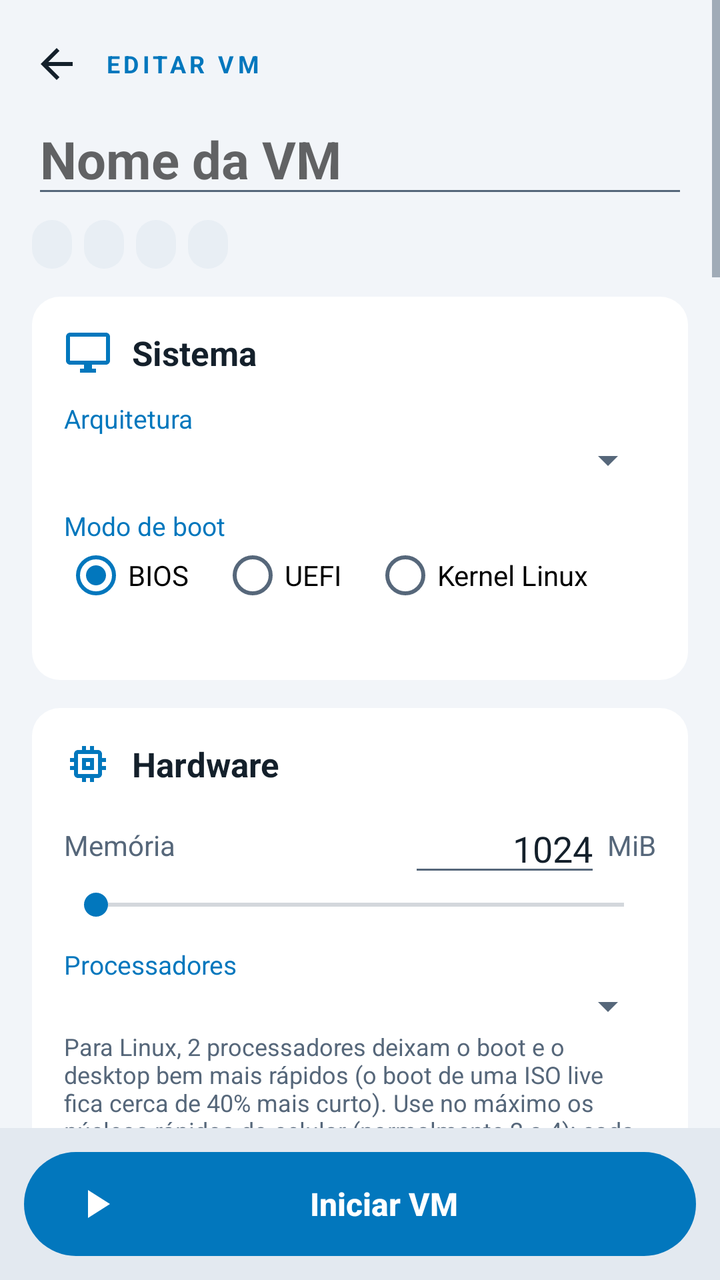
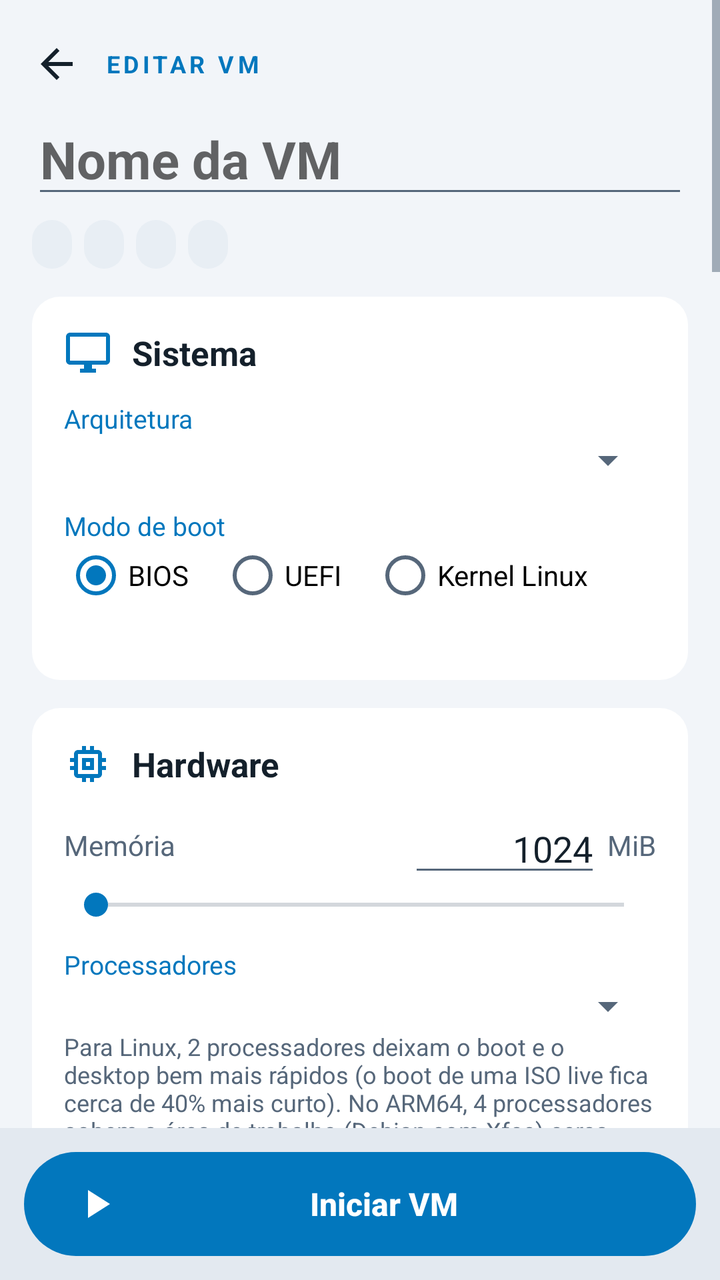

The first picture is an Android layout as it rendered before a commit; the second is the same layout after the commit. The layout source and the unified diff follow.
<!-- AndroidManifest.xml: application theme Theme.MultiVM -->
<!-- res/layout/activity_main.xml -->
<?xml version="1.0" encoding="utf-8"?>
<LinearLayout xmlns:android="http://schemas.android.com/apk/res/android"
    android:layout_width="match_parent"
    android:layout_height="match_parent"
    android:orientation="vertical">

    <ScrollView
        android:layout_width="match_parent"
        android:layout_height="0dp"
        android:layout_weight="1"
        android:fillViewport="true">

        <LinearLayout
            android:layout_width="match_parent"
            android:layout_height="wrap_content"
            android:orientation="vertical"
            android:paddingStart="16dp"
            android:paddingTop="12dp"
            android:paddingEnd="16dp"
            android:paddingBottom="16dp">

            
            <LinearLayout
                android:layout_width="match_parent"
                android:layout_height="wrap_content"
                android:gravity="center_vertical"
                android:orientation="horizontal">

                <ImageButton
                    android:id="@+id/back"
                    android:layout_width="40dp"
                    android:layout_height="40dp"
                    android:layout_marginStart="-8dp"
                    android:background="@drawable/round_btn_bg"
                    android:contentDescription="Voltar"
                    android:src="@drawable/ic_back"
                    android:tint="@color/text" />

                <TextView
                    android:layout_width="wrap_content"
                    android:layout_height="wrap_content"
                    android:layout_marginStart="4dp"
                    android:letterSpacing="0.15"
                    android:text="EDITAR VM"
                    android:textColor="@color/accent"
                    android:textSize="12sp"
                    android:textStyle="bold" />
            </LinearLayout>

            <EditText
                android:id="@+id/title"
                android:layout_width="match_parent"
                android:layout_height="wrap_content"
                android:hint="Nome da VM"
                android:inputType="textCapSentences"
                android:singleLine="true"
                android:textColor="@color/text"
                android:textSize="26sp"
                android:textStyle="bold" />

            <HorizontalScrollView
                android:layout_width="match_parent"
                android:layout_height="wrap_content"
                android:layout_marginTop="6dp"
                android:scrollbars="none">

                <LinearLayout
                    android:layout_width="wrap_content"
                    android:layout_height="wrap_content"
                    android:orientation="horizontal">

                    <TextView android:id="@+id/chipArch" style="@style/Chip" />
                    <TextView android:id="@+id/chipRam" style="@style/Chip" />
                    <TextView android:id="@+id/chipMode" style="@style/Chip" />
                    <TextView android:id="@+id/chipMedia" style="@style/Chip" />
                </LinearLayout>
            </HorizontalScrollView>

            
            <LinearLayout style="@style/Card">

                <TextView
                    style="@style/CardTitle"
                    android:drawableStart="@drawable/ic_monitor"
                    android:text="Sistema" />

                <TextView
                    style="@style/Label"
                    android:text="Arquitetura" />

                <Spinner
                    android:id="@+id/arch"
                    android:layout_width="match_parent"
                    android:layout_height="wrap_content" />

                <TextView
                    style="@style/Label"
                    android:text="Modo de boot" />

                <RadioGroup
                    android:id="@+id/bootMode"
                    android:layout_width="match_parent"
                    android:layout_height="wrap_content"
                    android:orientation="horizontal">

                    <RadioButton
                        android:id="@+id/modeBios"
                        android:layout_width="wrap_content"
                        android:layout_height="wrap_content"
                        android:checked="true"
                        android:text="BIOS" />

                    <RadioButton
                        android:id="@+id/modeUefi"
                        android:layout_width="wrap_content"
                        android:layout_height="wrap_content"
                        android:layout_marginStart="16dp"
                        android:text="UEFI" />

                    <RadioButton
                        android:id="@+id/modeKernel"
                        android:layout_width="wrap_content"
                        android:layout_height="wrap_content"
                        android:layout_marginStart="16dp"
                        android:text="Kernel Linux" />
                </RadioGroup>

                <TextView
                    android:id="@+id/archHelp"
                    style="@style/WizHelp"
                    android:textSize="12sp" />
            </LinearLayout>

            
            <LinearLayout style="@style/Card">

                <TextView
                    style="@style/CardTitle"
                    android:drawableStart="@drawable/ic_memory"
                    android:text="Hardware" />

                <LinearLayout
                    android:layout_width="match_parent"
                    android:layout_height="wrap_content"
                    android:layout_marginTop="8dp"
                    android:gravity="center_vertical"
                    android:orientation="horizontal">

                    <TextView
                        android:layout_width="0dp"
                        android:layout_height="wrap_content"
                        android:layout_weight="1"
                        android:text="Memória"
                        android:textColor="@color/text2" />

                    <EditText
                        android:id="@+id/ram"
                        android:layout_width="96dp"
                        android:layout_height="wrap_content"
                        android:gravity="end"
                        android:inputType="number"
                        android:text="1024" />

                    <TextView
                        android:layout_width="wrap_content"
                        android:layout_height="wrap_content"
                        android:text=" MiB"
                        android:textColor="@color/text2" />
                </LinearLayout>

                <SeekBar
                    android:id="@+id/ramBar"
                    android:layout_width="match_parent"
                    android:layout_height="wrap_content" />

                <TextView
                    android:id="@+id/ramHelp"
                    android:layout_width="match_parent"
                    android:layout_height="wrap_content"
                    android:textColor="@color/warn"
                    android:textSize="12sp"
                    android:visibility="gone" />

                <LinearLayout
                    android:id="@+id/cpuBox"
                    android:layout_width="match_parent"
                    android:layout_height="wrap_content"
                    android:orientation="vertical">

                    <TextView
                        style="@style/Label"
                        android:text="Processadores" />

                    <Spinner
                        android:id="@+id/cpus"
                        android:layout_width="match_parent"
                        android:layout_height="wrap_content" />

                    <TextView
                        android:layout_width="match_parent"
                        android:layout_height="wrap_content"
                        android:text="Para Linux, 2 processadores deixam o boot e o desktop bem mais rápidos (o boot de uma ISO live fica cerca de 40% mais curto). Use no máximo os núcleos rápidos do celular (normalmente 2 a 4); cada processador a mais deixa cada um um pouco mais lento, então para um programa só, 1 é melhor. Dica: uma ISO live descomprime o sistema a cada boot; instalado num disco virtual, o mesmo Linux inicia até 2,5 vezes mais rápido. Sistemas instalados com 1 processador (como o Windows XP) continuam usando 1."
                        android:textColor="@color/text2"
                        android:textSize="12sp" />
                </LinearLayout>

                <TextView
                    style="@style/Label"
                    android:text="Relógio (RTC)" />

                <Spinner
                    android:id="@+id/rtcMode"
                    android:layout_width="match_parent"
                    android:layout_height="wrap_content" />

                <EditText
                    android:id="@+id/rtcDate"
                    android:layout_width="match_parent"
                    android:layout_height="wrap_content"
                    android:fontFamily="monospace"
                    android:hint="AAAA-MM-DD HH:MM"
                    android:inputType="datetime" />
            </LinearLayout>

            
            <LinearLayout style="@style/Card">

                <TextView
                    style="@style/CardTitle"
                    android:drawableStart="@drawable/ic_hdd"
                    android:text="Armazenamento" />

                <com.multivm.app.MediaListView
                    android:id="@+id/mlDisks"
                    android:layout_width="match_parent"
                    android:layout_height="wrap_content" />

                <com.multivm.app.MediaListView
                    android:id="@+id/mlCds"
                    android:layout_width="match_parent"
                    android:layout_height="wrap_content" />

                <com.multivm.app.MediaListView
                    android:id="@+id/mlFloppies"
                    android:layout_width="match_parent"
                    android:layout_height="wrap_content" />

                <LinearLayout
                    android:id="@+id/ctrlGroup"
                    android:layout_width="match_parent"
                    android:layout_height="wrap_content"
                    android:orientation="vertical">

                    <TextView
                        style="@style/Label"
                        android:layout_marginTop="16dp"
                        android:text="Controlador" />

                    <RadioGroup
                        android:layout_width="match_parent"
                        android:layout_height="wrap_content"
                        android:orientation="horizontal">

                        <RadioButton
                            android:id="@+id/ide"
                            android:layout_width="wrap_content"
                            android:layout_height="wrap_content"
                            android:checked="true"
                            android:text="IDE" />

                        <RadioButton
                            android:id="@+id/sata"
                            android:layout_width="wrap_content"
                            android:layout_height="wrap_content"
                            android:layout_marginStart="16dp"
                            android:text="SATA/AHCI" />

                        <RadioButton
                            android:id="@+id/virtioCtrl"
                            android:layout_width="wrap_content"
                            android:layout_height="wrap_content"
                            android:layout_marginStart="16dp"
                            android:text="virtio" />
                    </RadioGroup>

                    <TextView
                        android:id="@+id/ctrlHelp"
                        style="@style/WizHelp"
                        android:textSize="12sp" />
                </LinearLayout>
            </LinearLayout>

            
            <LinearLayout style="@style/Card">

                <TextView
                    style="@style/CardTitle"
                    android:drawableStart="@drawable/ic_boot"
                    android:text="Inicialização" />

                
                <LinearLayout
                    android:id="@+id/biosGroup"
                    android:layout_width="match_parent"
                    android:layout_height="wrap_content"
                    android:orientation="vertical">

                    <TextView
                        style="@style/Label"
                        android:text="Ordem de boot" />

                    <Spinner
                        android:id="@+id/bootOrder"
                        android:layout_width="match_parent"
                        android:layout_height="wrap_content" />
                </LinearLayout>

                
                <LinearLayout
                    android:id="@+id/kernelGroup"
                    android:layout_width="match_parent"
                    android:layout_height="wrap_content"
                    android:orientation="vertical">

                    <TextView
                        style="@style/Label"
                        android:text="Kernel" />

                    <LinearLayout style="@style/FileRow">
                        <TextView android:id="@+id/kernelName" style="@style/FileName" />
                        <Button android:id="@+id/kernelPick" style="@style/SmallButton" android:text="Escolher" />
                        <Button android:id="@+id/kernelClear" style="@style/SmallButton" android:text="✕" />
                    </LinearLayout>

                    <TextView
                        style="@style/Label"
                        android:text="Initrd (opcional)" />

                    <LinearLayout style="@style/FileRow">
                        <TextView android:id="@+id/initrdName" style="@style/FileName" />
                        <Button android:id="@+id/initrdPick" style="@style/SmallButton" android:text="Escolher" />
                        <Button android:id="@+id/initrdClear" style="@style/SmallButton" android:text="✕" />
                    </LinearLayout>

                    <TextView
                        style="@style/Label"
                        android:text="Linha de comando (vazio = console padrão)" />

                    <EditText
                        android:id="@+id/cmdline"
                        android:layout_width="match_parent"
                        android:layout_height="wrap_content"
                        android:fontFamily="monospace"
                        android:hint="console=ttyS0"
                        android:inputType="text" />

                    <TextView
                        style="@style/Label"
                        android:text="Parâmetros rápidos (toque para ligar/desligar)" />

                    <HorizontalScrollView
                        android:layout_width="match_parent"
                        android:layout_height="wrap_content"
                        android:layout_marginTop="4dp"
                        android:scrollbars="none">

                        <LinearLayout
                            android:id="@+id/quickParams"
                            android:layout_width="wrap_content"
                            android:layout_height="wrap_content"
                            android:orientation="horizontal" />
                    </HorizontalScrollView>

                    <CheckBox
                        android:id="@+id/fbEnable"
                        android:layout_width="wrap_content"
                        android:layout_height="wrap_content"
                        android:text="Tela gráfica (framebuffer)" />

                    <Spinner
                        android:id="@+id/fbRes"
                        android:layout_width="match_parent"
                        android:layout_height="wrap_content" />

                    <EditText
                        android:id="@+id/fbSize"
                        android:layout_width="match_parent"
                        android:layout_height="wrap_content"
                        android:hint="LARGURAxALTURA"
                        android:inputType="text"
                        android:text="800x600" />

                    
                    <LinearLayout
                        android:id="@+id/dtbGroup"
                        android:layout_width="match_parent"
                        android:layout_height="wrap_content"
                        android:orientation="vertical">

                        <TextView
                            style="@style/Label"
                            android:text="Device tree (DTB) — opcional; sem ele é gerado automaticamente" />

                        <LinearLayout style="@style/FileRow">
                            <TextView android:id="@+id/dtbName" style="@style/FileName" />
                            <Button android:id="@+id/dtbPick" style="@style/SmallButton" android:text="Escolher" />
                            <Button android:id="@+id/dtbClear" style="@style/SmallButton" android:text="✕" />
                        </LinearLayout>
                    </LinearLayout>

                    <TextView
                        style="@style/Label"
                        android:text="Endereço de carga de binário bruto (hex, vazio = padrão)" />

                    <EditText
                        android:id="@+id/rawAddr"
                        android:layout_width="match_parent"
                        android:layout_height="wrap_content"
                        android:fontFamily="monospace"
                        android:hint="ex.: 0x40080000"
                        android:inputType="text|textNoSuggestions" />
                </LinearLayout>
            </LinearLayout>

            
            <LinearLayout style="@style/Card">

                <TextView
                    style="@style/CardTitle"
                    android:drawableStart="@drawable/ic_network"
                    android:text="Som e rede" />

                <TextView
                    style="@style/Label"
                    android:text="Placa de som" />

                <Spinner
                    android:id="@+id/sound"
                    android:layout_width="match_parent"
                    android:layout_height="wrap_content" />

                <CheckBox
                    android:id="@+id/mic"
                    android:layout_width="wrap_content"
                    android:layout_height="wrap_content"
                    android:text="Microfone (entrada de áudio do aparelho)" />

                <TextView
                    style="@style/Label"
                    android:text="Placa de rede" />

                <Spinner
                    android:id="@+id/nic"
                    android:layout_width="match_parent"
                    android:layout_height="wrap_content" />

                <TextView
                    android:id="@+id/netHelp"
                    style="@style/WizHelp"
                    android:textSize="12sp" />

                <TextView
                    style="@style/Label"
                    android:layout_marginTop="16dp"
                    android:text="Redirecionamento de portas (aparelho → VM)" />

                <LinearLayout
                    android:id="@+id/fwdList"
                    android:layout_width="match_parent"
                    android:layout_height="wrap_content"
                    android:orientation="vertical" />

                <Button
                    android:id="@+id/fwdAdd"
                    style="@style/OutlineButton"
                    android:layout_marginTop="8dp"
                    android:drawableStart="@drawable/ic_add"
                    android:drawableTint="@color/accent"
                    android:text="Adicionar redirecionamento" />
            </LinearLayout>

            
            <LinearLayout style="@style/Card">

                <TextView
                    style="@style/CardTitle"
                    android:drawableStart="@drawable/ic_cast"
                    android:text="Acesso remoto (VNC)" />

                <CheckBox
                    android:id="@+id/vnc"
                    android:layout_width="wrap_content"
                    android:layout_height="wrap_content"
                    android:layout_marginTop="8dp"
                    android:text="Ativar servidor VNC" />

                <LinearLayout
                    android:id="@+id/vncGroup"
                    android:layout_width="match_parent"
                    android:layout_height="wrap_content"
                    android:orientation="vertical">

                    <TextView
                        style="@style/Label"
                        android:text="Tela ou porta (1 = tela :1 = porta 5901)" />

                    <EditText
                        android:id="@+id/vncPort"
                        android:layout_width="match_parent"
                        android:layout_height="wrap_content"
                        android:inputType="number"
                        android:text="5900" />

                    <TextView
                        style="@style/Label"
                        android:text="Senha (opcional, até 8 caracteres)" />

                    <EditText
                        android:id="@+id/vncPassword"
                        android:layout_width="match_parent"
                        android:layout_height="wrap_content"
                        android:inputType="textPassword"
                        android:maxLength="8" />

                    <CheckBox
                        android:id="@+id/vncLan"
                        android:layout_width="wrap_content"
                        android:layout_height="wrap_content"
                        android:text="Permitir acesso pela rede local (Wi-Fi)" />

                    <TextView
                        android:id="@+id/vncHelp"
                        style="@style/WizHelp"
                        android:textSize="12sp" />
                </LinearLayout>
            </LinearLayout>

            <TextView
                android:id="@+id/info"
                android:layout_width="match_parent"
                android:layout_height="wrap_content"
                android:layout_marginTop="16dp"
                android:textColor="@color/text2"
                android:textSize="11sp" />
        </LinearLayout>
    </ScrollView>

    
    <LinearLayout
        android:layout_width="match_parent"
        android:layout_height="wrap_content"
        android:background="@color/bg_dark"
        android:padding="12dp">

        <Button
            android:id="@+id/start"
            style="@style/PrimaryButton"
            android:layout_width="match_parent"
            android:drawableStart="@drawable/ic_play"
            android:text="Iniciar VM" />
    </LinearLayout>
</LinearLayout>
<!-- resources referenced by this layout -->
<resources>
  <color name="accent">#4FC3F7</color>
  <color name="bg_dark">#0A1018</color>
  <color name="text">#ECF1F6</color>
  <color name="text2">#9FB0C0</color>
  <color name="warn">#FFB74D</color>
  <!-- drawable ic_play (drawable) -->
  <?xml version="1.0" encoding="utf-8"?>
  <vector xmlns:android="http://schemas.android.com/apk/res/android"
      android:width="24dp" android:height="24dp" android:viewportWidth="24" android:viewportHeight="24"
      android:tint="?android:attr/textColorPrimary">
      <path android:fillColor="#FFFFFFFF" android:pathData="M8,5v14l11,-7z" />
  </vector>
  <!-- drawable round_btn_bg (drawable) -->
  <?xml version="1.0" encoding="utf-8"?>
  <ripple xmlns:android="http://schemas.android.com/apk/res/android" android:color="#554FC3F7">
      <item android:id="@android:id/mask">
          <shape android:shape="oval">
              <solid android:color="#FFFFFFFF" />
          </shape>
      </item>
  </ripple>
  <style name="Card">
          <item name="android:layout_width">match_parent</item>
          <item name="android:layout_height">wrap_content</item>
          <item name="android:layout_marginTop">14dp</item>
          <item name="android:background">@drawable/card_bg</item>
          <item name="android:orientation">vertical</item>
          <item name="android:padding">16dp</item>
      </style>
  <style name="FileName">
          <item name="android:layout_width">0dp</item>
          <item name="android:layout_height">wrap_content</item>
          <item name="android:layout_weight">1</item>
          <item name="android:ellipsize">middle</item>
          <item name="android:singleLine">true</item>
          <item name="android:text">(nenhum)</item>
      </style>
  <style name="FileRow">
          <item name="android:layout_width">match_parent</item>
          <item name="android:layout_height">wrap_content</item>
          <item name="android:orientation">horizontal</item>
          <item name="android:gravity">center_vertical</item>
      </style>
  <style name="Label">
          <item name="android:layout_width">wrap_content</item>
          <item name="android:layout_height">wrap_content</item>
          <item name="android:layout_marginTop">12dp</item>
          <item name="android:textColor">@color/accent</item>
          <item name="android:textSize">13sp</item>
      </style>
  <style name="SmallButton" parent="OutlineButton">
          <item name="android:layout_marginStart">6dp</item>
          <item name="android:minWidth">44dp</item>
      </style>
  <style name="WizHelp">
          <item name="android:layout_width">match_parent</item>
          <item name="android:layout_height">wrap_content</item>
          <item name="android:layout_marginTop">4dp</item>
          <item name="android:textColor">@color/text2</item>
          <item name="android:textSize">14sp</item>
      </style>
  <!-- drawable card_bg (drawable) -->
  <?xml version="1.0" encoding="utf-8"?>
  <shape xmlns:android="http://schemas.android.com/apk/res/android" android:shape="rectangle">
      <solid android:color="@color/surface" />
      <corners android:radius="14dp" />
  </shape>
  <!-- drawable chip_bg (drawable) -->
  <?xml version="1.0" encoding="utf-8"?>
  <shape xmlns:android="http://schemas.android.com/apk/res/android" android:shape="rectangle">
      <solid android:color="@color/surface2" />
      <corners android:radius="12dp" />
  </shape>
  <color name="on_accent">#062233</color>
  <color name="bg">#0E1621</color>
  <color name="surface">#18222E</color>
  <color name="surface2">#223040</color>
  <color name="outline">#2E4053</color>
  <!-- drawable dialog_bg (drawable) -->
  <?xml version="1.0" encoding="utf-8"?>
  <shape xmlns:android="http://schemas.android.com/apk/res/android" android:shape="rectangle">
      <solid android:color="@color/surface" />
      <corners android:radius="16dp" />
  </shape>
  <!-- unchanged entries left out for length: 16 -->
</resources>

<!-- the commit's change to res/layout/activity_main.xml (unified diff, before → after) -->
@@ -199,7 +199,7 @@
                     <TextView
                         android:layout_width="match_parent"
                         android:layout_height="wrap_content"
-                        android:text="Para Linux, 2 processadores deixam o boot e o desktop bem mais rápidos (o boot de uma ISO live fica cerca de 40% mais curto). Use no máximo os núcleos rápidos do celular (normalmente 2 a 4); cada processador a mais deixa cada um um pouco mais lento, então para um programa só, 1 é melhor. Dica: uma ISO live descomprime o sistema a cada boot; instalado num disco virtual, o mesmo Linux inicia até 2,5 vezes mais rápido. Sistemas instalados com 1 processador (como o Windows XP) continuam usando 1."
+                        android:text="Para Linux, 2 processadores deixam o boot e o desktop bem mais rápidos (o boot de uma ISO live fica cerca de 40% mais curto). No ARM64, 4 processadores sobem a área de trabalho (Debian com Xfce) cerca de 2 vezes mais rápido. No ARM 32 bits, 4 tarefas em paralelo rodam cerca de 4 vezes mais rápido com 4 processadores. Use no máximo os núcleos rápidos do celular (normalmente 2 a 4); cada processador a mais deixa cada um um pouco mais lento, então para um programa só, 1 é melhor. Dica: uma ISO live descomprime o sistema a cada boot; instalado num disco virtual, o mesmo Linux inicia até 2,5 vezes mais rápido. Sistemas instalados com 1 processador (como o Windows XP) continuam usando 1."
                         android:textColor="@color/text2"
                         android:textSize="12sp" />
                 </LinearLayout>
@@ -371,25 +371,6 @@
                             android:orientation="horizontal" />
                     </HorizontalScrollView>
 
-                    <CheckBox
-                        android:id="@+id/fbEnable"
-                        android:layout_width="wrap_content"
-                        android:layout_height="wrap_content"
-                        android:text="Tela gráfica (framebuffer)" />
-
-                    <Spinner
-                        android:id="@+id/fbRes"
-                        android:layout_width="match_parent"
-                        android:layout_height="wrap_content" />
-
-                    <EditText
-                        android:id="@+id/fbSize"
-                        android:layout_width="match_parent"
-                        android:layout_height="wrap_content"
-                        android:hint="LARGURAxALTURA"
-                        android:inputType="text"
-                        android:text="800x600" />
-
                     
                     <LinearLayout
                         android:id="@+id/dtbGroup"
@@ -419,6 +400,33 @@
                         android:fontFamily="monospace"
                         android:hint="ex.: 0x40080000"
                         android:inputType="text|textNoSuggestions" />
+                </LinearLayout>
+
+                
+                <LinearLayout
+                    android:id="@+id/fbGroup"
+                    android:layout_width="match_parent"
+                    android:layout_height="wrap_content"
+                    android:orientation="vertical">
+
+                    <CheckBox
+                        android:id="@+id/fbEnable"
+                        android:layout_width="wrap_content"
+                        android:layout_height="wrap_content"
+                        android:text="Tela gráfica (framebuffer)" />
+
+                    <Spinner
+                        android:id="@+id/fbRes"
+                        android:layout_width="match_parent"
+                        android:layout_height="wrap_content" />
+
+                    <EditText
+                        android:id="@+id/fbSize"
+                        android:layout_width="match_parent"
+                        android:layout_height="wrap_content"
+                        android:hint="LARGURAxALTURA"
+                        android:inputType="text"
+                        android:text="800x600" />
                 </LinearLayout>
             </LinearLayout>
 
